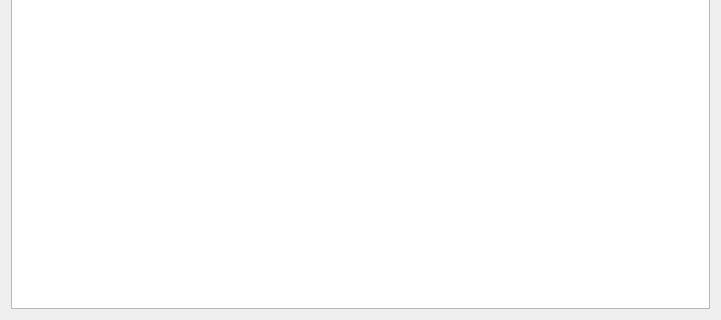
Above: App/Juntos/formaddbug.ui from workspacerg/Juntos before the change; both pictures show x 0 to 721 and y 378 to 698 of the 721 by 698 pixel window. Below: the same form after it.
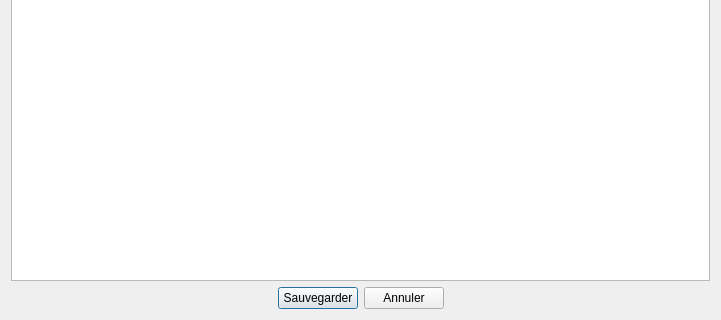
That is the form after the change.

The edit to the form file:
```diff
--- a/App/Juntos/formaddbug.ui
+++ b/App/Juntos/formaddbug.ui
@@ -205,7 +205,51 @@
     </widget>
    </item>
    <item>
-    <widget class="QTextEdit" name="textEdit"/>
+    <widget class="QTextEdit" name="description"/>
+   </item>
+   <item>
+    <layout class="QHBoxLayout" name="horizontalLayout_4">
+     <item>
+      <spacer name="horizontalSpacer_3">
+       <property name="orientation">
+        <enum>Qt::Horizontal</enum>
+       </property>
+       <property name="sizeHint" stdset="0">
+        <size>
+         <width>40</width>
+         <height>20</height>
+        </size>
+       </property>
+      </spacer>
+     </item>
+     <item>
+      <widget class="QPushButton" name="save">
+       <property name="text">
+        <string>Sauvegarder</string>
+       </property>
+      </widget>
+     </item>
+     <item>
+      <widget class="QPushButton" name="cancel">
+       <property name="text">
+        <string>Annuler</string>
+       </property>
+      </widget>
+     </item>
+     <item>
+      <spacer name="horizontalSpacer_4">
+       <property name="orientation">
+        <enum>Qt::Horizontal</enum>
+       </property>
+       <property name="sizeHint" stdset="0">
+        <size>
+         <width>40</width>
+         <height>20</height>
+        </size>
+       </property>
+      </spacer>
+     </item>
+    </layout>
    </item>
   </layout>
  </widget>
```
Left out of the diff: 6 changed lines with no effect on the pictures.
